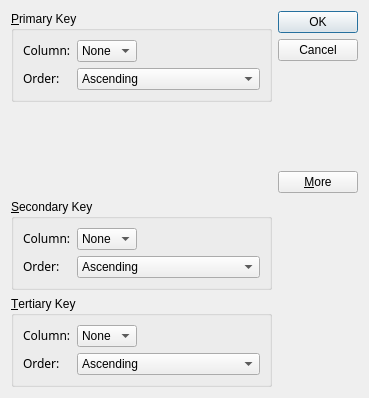
First picture: the form in sortdialog.ui, repository MKhaha/spreadsheet, before the edit.
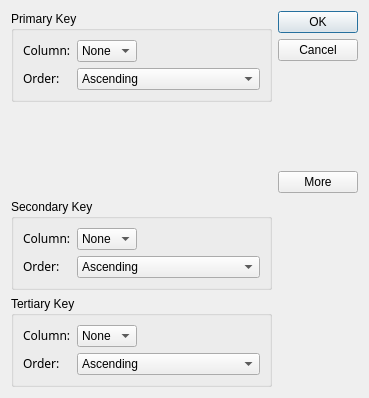
Second picture: the form after the edit.

The edit to the form file:
```diff
--- a/sortdialog.ui
+++ b/sortdialog.ui
@@ -12,11 +12,11 @@
   <property name="windowTitle" >
    <string>Sort</string>
   </property>
-  <layout class="QGridLayout" >
-   <item row="0" column="0" >
-    <widget class="QGroupBox" name="primaryGroupBox" >
-     <property name="title" >
-      <string>&amp;Primary Key</string>
+  <layout class="QGridLayout">
+   <item row="0" column="0">
+    <widget class="QGroupBox" name="primaryGroupBox">
+     <property name="title">
+      <string>Primary Key</string>
      </property>
      <layout class="QGridLayout" >
       <item row="0" column="0" >
@@ -105,9 +105,9 @@
       </spacer>
      </item>
      <item>
-      <widget class="QPushButton" name="moreButton" >
-       <property name="text" >
-        <string>&amp;More</string>
+      <widget class="QPushButton" name="moreButton">
+       <property name="text">
+        <string>More</string>
        </property>
        <property name="checkable" >
         <bool>true</bool>
@@ -132,10 +132,10 @@
      </property>
     </spacer>
    </item>
-   <item row="2" column="0" >
-    <widget class="QGroupBox" name="secondaryGroupBox" >
-     <property name="title" >
-      <string>&amp;Secondary Key</string>
+   <item row="2" column="0">
+    <widget class="QGroupBox" name="secondaryGroupBox">
+     <property name="title">
+      <string>Secondary Key</string>
      </property>
      <layout class="QGridLayout" >
       <item row="0" column="0" >
@@ -191,10 +191,10 @@
      </layout>
     </widget>
    </item>
-   <item row="3" column="0" >
-    <widget class="QGroupBox" name="tertiaryGroupBox" >
-     <property name="title" >
-      <string>&amp;Tertiary Key</string>
+   <item row="3" column="0">
+    <widget class="QGroupBox" name="tertiaryGroupBox">
+     <property name="title">
+      <string>Tertiary Key</string>
      </property>
      <layout class="QGridLayout" >
       <item row="0" column="0" >
```
Left out of the diff: 167 changed lines with no effect on the pictures.
